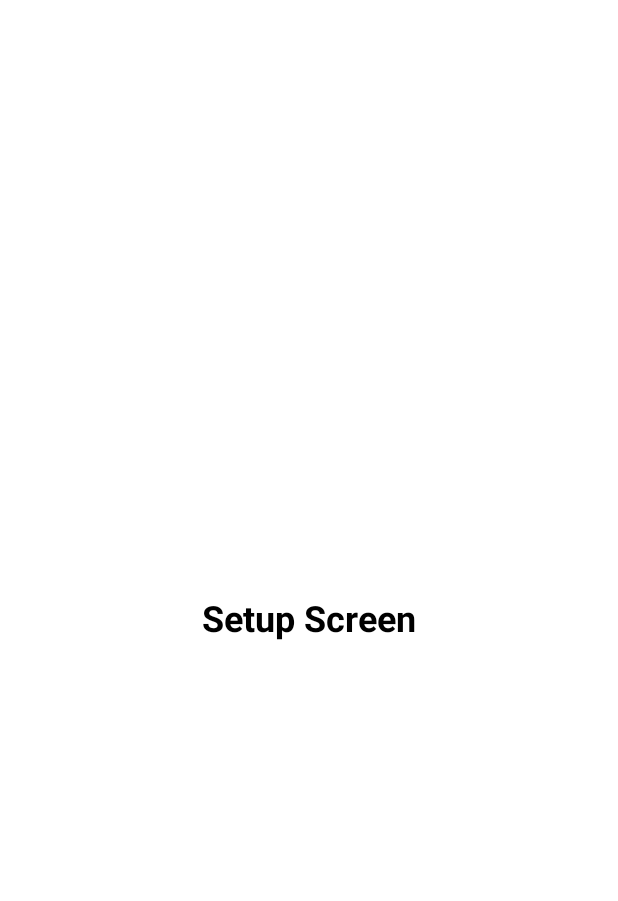
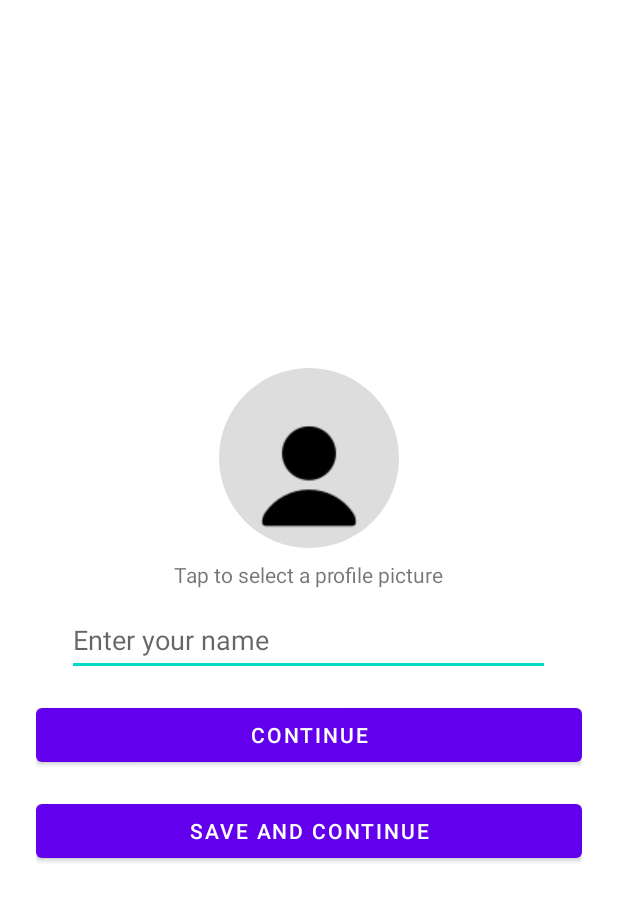
Before and after one commit to Ailover123/NAMED-MEMORIES, an Android app built with Jetpack Compose: the screen it shows after launch (SetupActivity), on a phone screen of 412 x 824 dp. Shown: the top 901 px of the screen. Run offline under Robolectric (Android 15) with nearby library versions, the phone set to English and light mode, and no system bars.

Commit message:
info page done

```diff
--- a/app/src/main/java/com/example/namedmemories/activities/SetupActivity.java
+++ b/app/src/main/java/com/example/namedmemories/activities/SetupActivity.java
@@ -1,13 +1,72 @@
 package com.example.namedmemories.activities;
 
+import android.content.Intent;
+import android.net.Uri;
 import android.os.Bundle;
+import android.provider.MediaStore;
+import android.widget.Button;
+import android.widget.EditText;
+import android.widget.ImageView;
+import androidx.activity.result.ActivityResultLauncher;
+import androidx.activity.result.contract.ActivityResultContracts;
+import androidx.annotation.Nullable;
 import androidx.appcompat.app.AppCompatActivity;
+
 import com.example.namedmemories.R;
 
 public class SetupActivity extends AppCompatActivity {
+
+    private ImageView profileImage;
+    private EditText nameInput;
+    private Button saveButton;
+    private Uri selectedImageUri;
+
+    private ActivityResultLauncher<Intent> imagePickerLauncher;
+
     @Override
-    protected void onCreate(Bundle savedInstanceState) {
+    protected void onCreate(@Nullable Bundle savedInstanceState) {
         super.onCreate(savedInstanceState);
         setContentView(R.layout.activity_setup);
+
+        profileImage = findViewById(R.id.profileImage);
+        nameInput = findViewById(R.id.nameInput);
+        saveButton = findViewById(R.id.saveButton);
+
+        // Setup image picker launcher
+        imagePickerLauncher = registerForActivityResult(
+                new ActivityResultContracts.StartActivityForResult(),
+                result -> {
+                    if (result.getResultCode() == RESULT_OK && result.getData() != null) {
+                        selectedImageUri = result.getData().getData();
+                        if (selectedImageUri != null) {
+                            profileImage.setImageURI(selectedImageUri);
+                        }
+                    }
+                }
+        );
+
+        // On image click → launch image picker
+        profileImage.setOnClickListener(v -> {
+            Intent intent = new Intent(Intent.ACTION_PICK, MediaStore.Images.Media.EXTERNAL_CONTENT_URI);
+            imagePickerLauncher.launch(intent);
+        });
+
+        // Save button click
+        saveButton.setOnClickListener(v -> {
+            String name = nameInput.getText().toString().trim();
+
+            if (!name.isEmpty()) {
+                // You can store the name and URI in SharedPreferences or pass to HomeActivity
+                Intent intent = new Intent(SetupActivity.this, HomeActivity.class);
+                intent.putExtra("userName", name);
+                if (selectedImageUri != null) {
+                    intent.putExtra("userImageUri", selectedImageUri.toString());
+                }
+                startActivity(intent);
+                finish();
+            } else {
+                nameInput.setError("Please enter your name");
+            }
+        });
     }
 }
--- /dev/null
+++ b/app/src/main/res/drawable/circle_bg.xml
@@ -0,0 +1,5 @@
+<?xml version="1.0" encoding="utf-8"?>
+    <shape xmlns:android="http://schemas.android.com/apk/res/android"
+        android:shape="oval">
+        <solid android:color="#DDDDDD" />
+    </shape>
--- a/app/src/main/res/layout/activity_setup.xml
+++ b/app/src/main/res/layout/activity_setup.xml
@@ -1,18 +1,56 @@
-<?xml version="1.0" encoding="utf-8"?>
 <LinearLayout xmlns:android="http://schemas.android.com/apk/res/android"
+    xmlns:tools="http://schemas.android.com/tools"
     android:layout_width="match_parent"
     android:layout_height="match_parent"
+    android:orientation="vertical"
     android:gravity="center"
-    android:orientation="vertical"
     android:padding="24dp"
-    android:background="@android:color/white">
+    tools:ignore="ExtraText">
+
+    <ImageView
+        android:id="@+id/profileImage"
+        android:layout_width="120dp"
+        android:layout_height="120dp"
+        android:src="@drawable/ic_person"
+        android:contentDescription="Profile Picture"
+        android:background="@drawable/circle_bg"
+        android:padding="10dp"
+        android:clickable="true"
+        android:focusable="true" />
 
     <TextView
-        android:id="@+id/setupTitle"
         android:layout_width="wrap_content"
         android:layout_height="wrap_content"
-        android:text="Setup Screen"
-        android:textSize="24sp"
-        android:textColor="#000"
-        android:textStyle="bold"/>
+        android:text="Tap to select a profile picture"
+        android:layout_marginTop="8dp" />
+
+    <EditText
+        android:id="@+id/nameInput"
+        android:layout_width="322dp"
+        android:layout_height="wrap_content"
+        android:layout_marginTop="10dp"
+        android:autofillHints=""
+        android:hint="Enter your name"
+        android:inputType="text"
+        android:minHeight="48dp" />
+
+    <Button
+        android:id="@+id/continueButton"
+        android:layout_width="match_parent"
+        android:layout_height="wrap_content"
+        android:text="Continue"
+        android:layout_marginTop="15dp"
+        tools:ignore="VisualLintButtonSize" />
+
+    <Button
+        android:id="@+id/saveButton"
+        android:layout_width="match_parent"
+        android:layout_height="wrap_content"
+        android:text="Save and Continue"
+        android:layout_marginTop="16dp" />
+
+
+
+
+
 </LinearLayout>
```
Also changed, not shown: app/src/main/res/drawable/ic_person.png (added), 1 other file.
